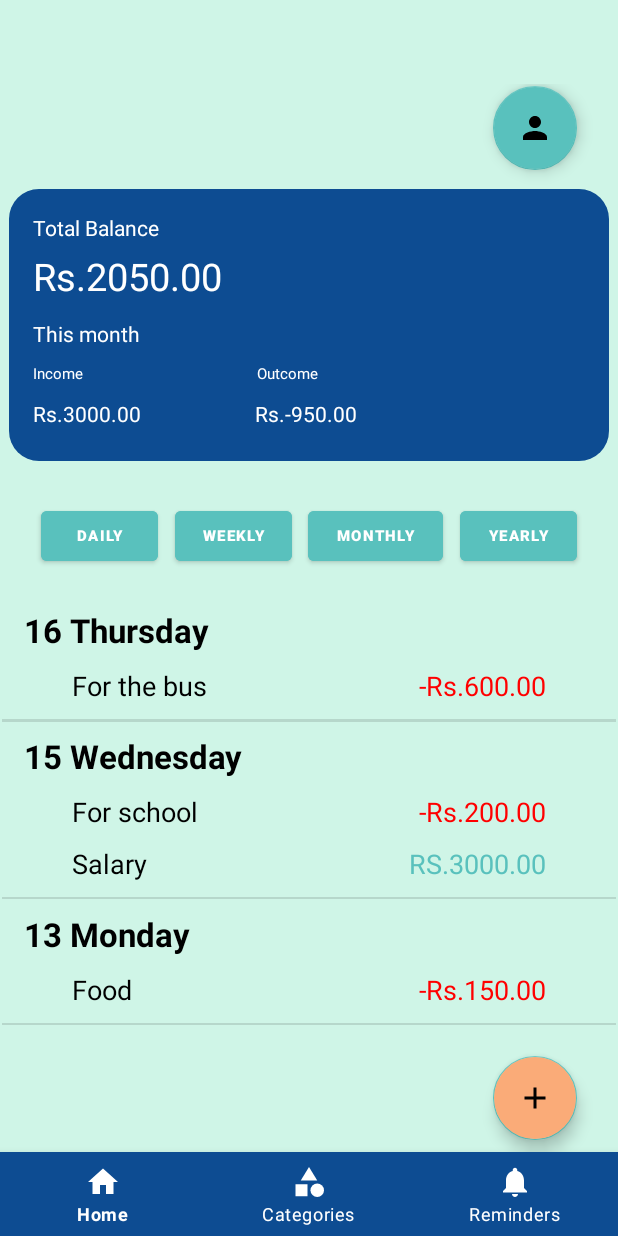
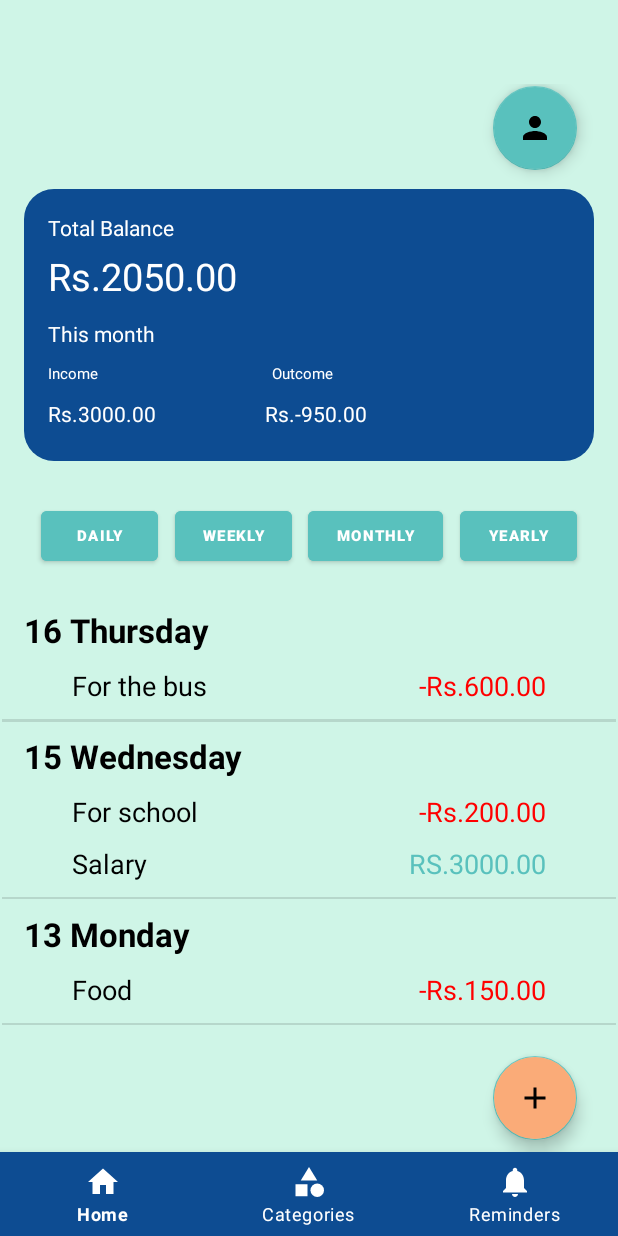
Before and after one commit to it21303302b/MADD_project_SmartSpend, an Android app: the screen it shows after launch (MainActivity), on a phone screen of 412 x 824 dp. Run offline under Robolectric (Android 15) with nearby library versions, the phone set to English and light mode, and no system bars; our stand-ins replace navigation-ui.

Commit message:
4th update(dashboard fix)

```diff
--- a/app/src/main/AndroidManifest.xml
+++ b/app/src/main/AndroidManifest.xml
@@ -12,6 +12,9 @@
         android:theme="@style/Theme.SmartSpend"
         tools:targetApi="31">
         <activity
+            android:name=".AddExpences"
+            android:exported="false" />
+        <activity
             android:name=".MainActivity"
             android:exported="true"
             android:label="@string/app_name">
--- a/app/src/main/res/layout/fragment_home.xml
+++ b/app/src/main/res/layout/fragment_home.xml
@@ -37,11 +37,11 @@
 
     <com.google.android.material.appbar.MaterialToolbar
         android:id="@+id/materialToolbar"
-        android:layout_width="400dp"
+        android:layout_width="380dp"
         android:layout_height="181dp"
-        android:layout_marginStart="5dp"
+        android:layout_marginStart="16dp"
         android:layout_marginTop="70dp"
-        android:layout_marginEnd="5dp"
+        android:layout_marginEnd="16dp"
         android:background="@drawable/round_co"
         android:minHeight="?attr/actionBarSize"
         android:theme="?attr/actionBarTheme"
--- a/app/src/main/res/values/strings.xml
+++ b/app/src/main/res/values/strings.xml
@@ -26,4 +26,5 @@
     <string name="TV_exp4">Food</string>
     <string name="TV_exbal4">-Rs.150.00</string>
     <string name="btn_plus">+</string>
+    <string name="TV_addexpense">Add Expense</string>
 </resources>
```
Also changed, not shown: app/src/main/java/com/example/smartspend/AddExpences.kt (added, +11 -0 lines), app/src/main/res/layout/activity_add_expences.xml (added, +18 -0 lines).
